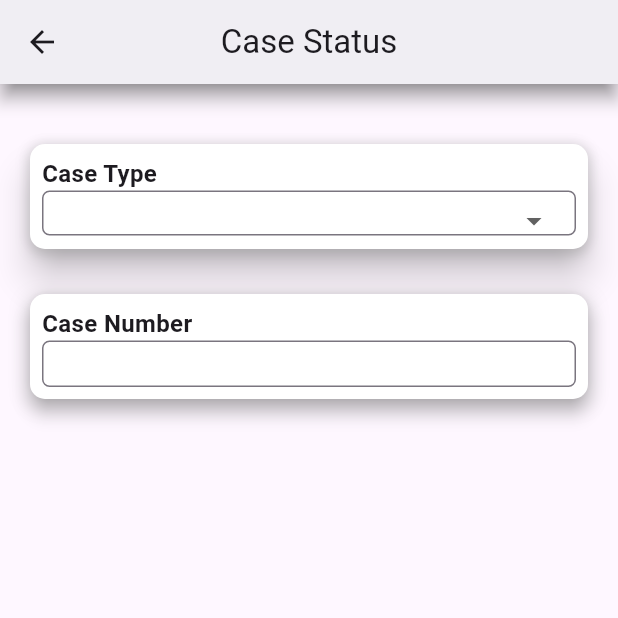
After one commit to AVtheking/Justice_link, a Flutter app: the CaseStatus screen opened directly, on a phone screen of 412 x 824 dp, the top half of it. The commit adds this screen. Run offline on Flutter 3.47's test engine with Material 3 defaults, Android fonts, the phone set to English and light mode, and no system bars.

Commit message:
case status screen

```diff
--- /dev/null
+++ b/lib/screens/case_status.dart
@@ -0,0 +1,157 @@
+import 'package:flutter/material.dart';
+import 'package:flutter/services.dart';
+
+class CaseStatus extends StatefulWidget {
+  const CaseStatus({Key? key}) : super(key: key);
+
+  @override
+  State<CaseStatus> createState() => _CaseStatusState();
+}
+
+class _CaseStatusState extends State<CaseStatus> {
+  var _currencies = [
+    "Food",
+    "Transport",
+    "Personal",
+    "Shopping",
+    "Medical",
+    "Rent",
+    "Movie",
+    "Salary"
+  ];
+  String? _currentSelectedValue;
+
+  @override
+  Widget build(BuildContext context) {
+    return Scaffold(
+      appBar: AppBar(
+        title: const Text("Case Status"),
+        centerTitle: true,
+        elevation: 5,
+        backgroundColor: Colors.white,
+        shadowColor: Color.fromARGB(255, 72, 73, 72),
+        systemOverlayStyle:
+            SystemUiOverlayStyle(statusBarColor: Color(0xFF046200)),
+      ),
+      body: Column(
+        children: [
+          Card(
+            elevation: 10,
+            margin: const EdgeInsets.only(left: 20, right: 20, top: 40),
+            child: Container(
+              height: 70,
+              width: double.infinity,
+              decoration: BoxDecoration(
+                boxShadow: [
+                  BoxShadow(
+                    color: Colors.grey.withOpacity(0.5),
+                    spreadRadius: 0.5,
+                    blurRadius: 7,
+                    offset: const Offset(0, 3),
+                  ),
+                ],
+                borderRadius: BorderRadius.circular(10),
+                color: Colors.white,
+              ),
+              child: Padding(
+                padding: const EdgeInsets.all(8.0),
+                child: Column(
+                  crossAxisAlignment: CrossAxisAlignment.start,
+                  children: [
+                    const Text(
+                      "Case Type",
+                      style:
+                          TextStyle(fontSize: 16, fontWeight: FontWeight.w600),
+                    ),
+                    SizedBox(
+                      height: 30,
+                      child: InputDecorator(
+                        decoration: InputDecoration(
+                          errorStyle: const TextStyle(
+                            color: Colors.redAccent,
+                            fontSize: 13.0,
+                          ),
+                          // hintText: 'Please select expense',
+                          border: OutlineInputBorder(
+                            borderRadius: BorderRadius.circular(5.0),
+                          ),
+                        ),
+                        // isEmpty: _currentSelectedValue == null,
+                        child: DropdownButtonHideUnderline(
+                          child: DropdownButton<String>(
+                            value: _currentSelectedValue,
+                            isDense: true,
+                            isExpanded: true,
+                            onChanged: (String? newValue) {
+                              setState(() {
+                                _currentSelectedValue = newValue;
+                              });
+                            },
+                            items: [
+                              // const DropdownMenuItem<String>(
+                              //   // value: null,
+                              //   child: Text(''), // Empty item
+                              // ),
+                              ..._currencies.map((String value) {
+                                return DropdownMenuItem<String>(
+                                  value: value,
+                                  child: Text(value),
+                                );
+                              }),
+                            ],
+                          ),
+                        ),
+                      ),
+                    ),
+                  ],
+                ),
+              ),
+            ),
+          ),
+          Card(
+            elevation: 5,
+            margin: const EdgeInsets.only(left: 20, right: 20, top: 30),
+            child: Container(
+              height: 70,
+              width: double.infinity,
+              decoration: BoxDecoration(
+                boxShadow: [
+                  BoxShadow(
+                    color: Colors.grey.withOpacity(0.5),
+                    spreadRadius: 1,
+                    blurRadius: 10,
+                    offset: const Offset(0, 3),
+                  ),
+                ],
+                borderRadius: BorderRadius.circular(10),
+                color: Colors.white,
+              ),
+              child: Padding(
+                padding: const EdgeInsets.all(8.0),
+                child: Column(
+                  crossAxisAlignment: CrossAxisAlignment.start,
+                  children: [
+                    const Text(
+                      "Case Number",
+                      style:
+                          TextStyle(fontSize: 16, fontWeight: FontWeight.w600),
+                    ),
+                    Expanded(
+                      child: TextField(
+                        decoration: InputDecoration(
+                          // hintText: "Enter Case Number",
+                          border: OutlineInputBorder(
+                              borderRadius: BorderRadius.circular(5)),
+                        ),
+                      ),
+                    )
+                  ],
+                ),
+              ),
+            ),
+          ),
+        ],
+      ),
+    );
+  }
+}
--- a/lib/screens/home_screen.dart
+++ b/lib/screens/home_screen.dart
@@ -1,4 +1,5 @@
 import 'package:flutter/material.dart';
+import 'package:justice_link/screens/case_status.dart';
 import 'package:justice_link/widgets/drawer_item.dart';
 
 class HomeScreen extends StatefulWidget {
@@ -275,9 +276,17 @@ class _HomeScreen extends State<HomeScreen> {
                 itemBuilder: (context, index) {
                   return Column(
                     children: [
-                      Image.asset(
-                        "assets/eServices_images/$index.png",
-                        color: Color.fromARGB(255, 4, 78, 1),
+                      GestureDetector(
+                        onTap: () {
+                          if (index == 0) {
+                            Navigator.of(context).push(MaterialPageRoute(
+                                builder: (context) => const CaseStatus()));
+                          }
+                        },
+                        child: Image.asset(
+                          "assets/eServices_images/$index.png",
+                          color: Color.fromARGB(255, 4, 78, 1),
+                        ),
                       ),
                       const SizedBox(
                         height: 10,
```
